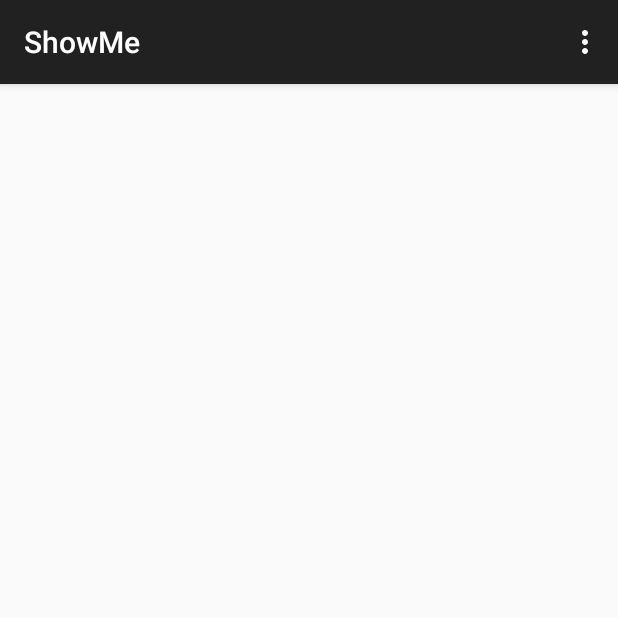
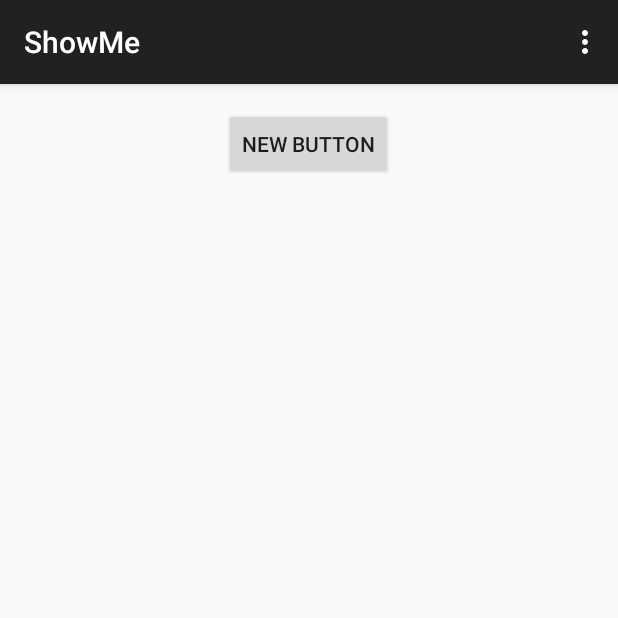
Before and after one commit to mtracy01/mhacks6, an Android app: the screen it shows after launch (MainActivity), on a phone screen of 412 x 824 dp, the top half of it. Run offline under Robolectric (Android 15) with nearby library versions, the phone set to English and light mode, and no system bars.

Commit message:
Working Build with Button

```diff
--- a/ShowMe/app/src/main/res/layout/activity_main.xml
+++ b/ShowMe/app/src/main/res/layout/activity_main.xml
@@ -6,4 +6,11 @@
     android:paddingBottom="@dimen/activity_vertical_margin" tools:context=".MainActivity">
 
 
+    <Button
+        android:layout_width="wrap_content"
+        android:layout_height="wrap_content"
+        android:text="New Button"
+        android:id="@+id/button"
+        android:layout_alignParentTop="true"
+        android:layout_centerHorizontal="true" />
 </RelativeLayout>
```
Also changed, not shown: 1 other file.
